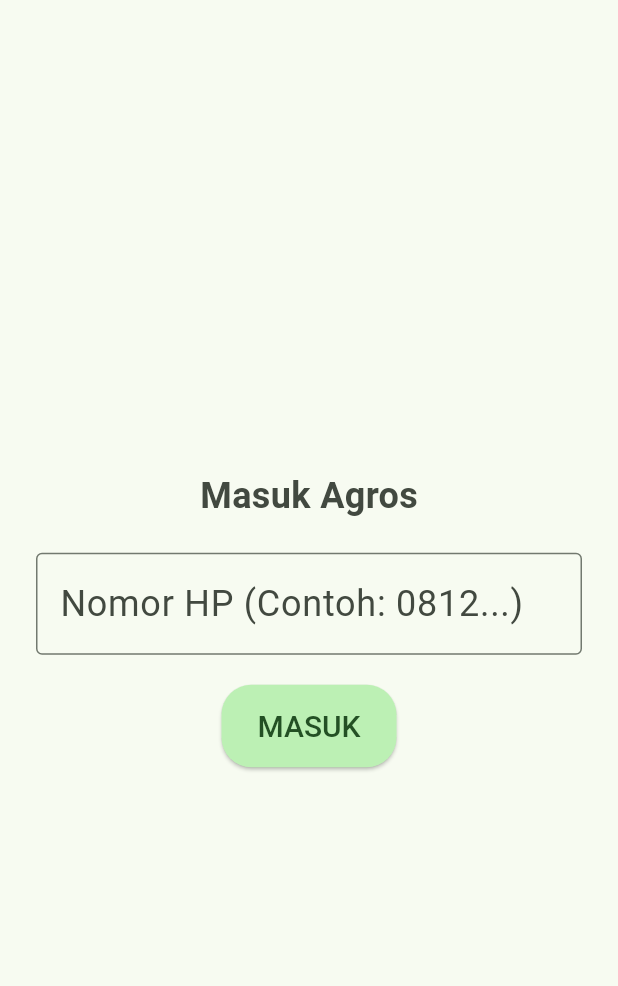
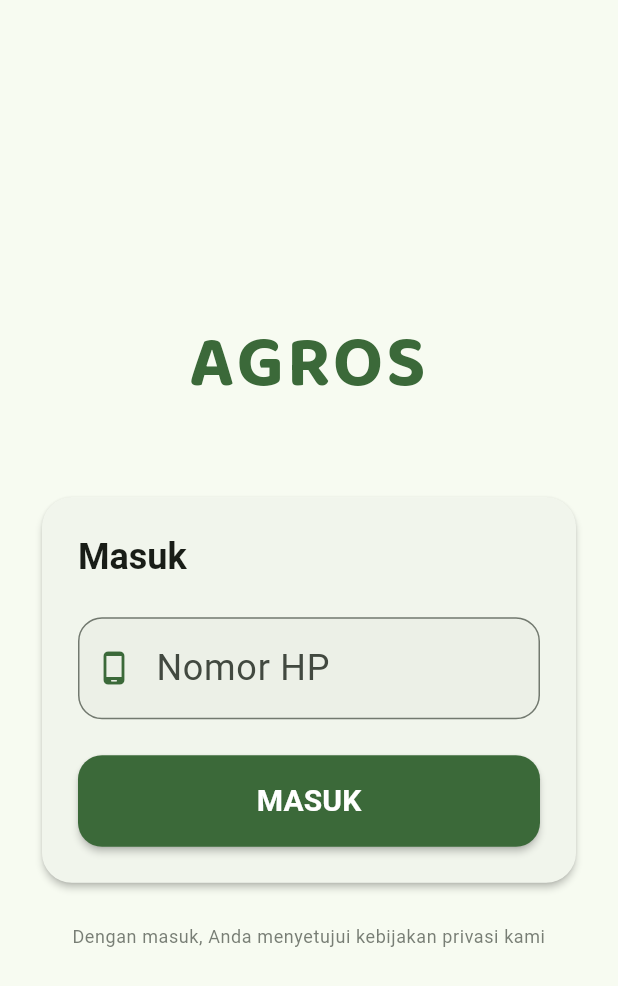
Before and after one commit to 1nnocentia/Agros-Frontend, a Flutter app: the screen it shows after launch, on a phone screen of 412 x 824 dp. Shown: the top 986 px of the screen. Run offline on Flutter 3.47's test engine with Material 3 defaults, Android fonts, the phone set to English and light mode, and no system bars; our stand-ins replace firebase_ai, flutter_dotenv, flutter_tts, google_fonts, permission_handler, shared_preferences and 1 more; missing offline and left inert: porcupine_flutter; accounts and stored records are empty.

Commit message:
feat: enhance login page UI with improved styling and user experience

```diff
--- a/lib/presentation/views/login_view.dart
+++ b/lib/presentation/views/login_view.dart
@@ -1,6 +1,7 @@
 import 'package:agros/presentation/views/basic_view.dart';
 import 'package:flutter/material.dart';
 import 'package:agros/data/repositories/agros_repository.dart';
+import 'package:google_fonts/google_fonts.dart';
 
 class LoginPage extends StatefulWidget {
   const LoginPage({super.key});
@@ -59,21 +60,47 @@
   }
 
   void _showRegisterDialog(String phone) {
+    final colorScheme = Theme.of(context).colorScheme;
+    final textTheme = Theme.of(context).textTheme;
+
     showDialog(
       context: context,
       builder: (ctx) => AlertDialog(
-        title: const Text("Pengguna Baru?"),
-        content: Text("Nomor $phone belum terdaftar. Apakah Anda ingin mendaftar sebagai Petani baru?"),
+        shape: RoundedRectangleBorder(
+          borderRadius: BorderRadius.circular(20),
+        ),
+        title: Text(
+          "Pengguna Baru?",
+          style: textTheme.headlineSmall?.copyWith(
+            color: colorScheme.onSurface,
+          ),
+        ),
+        content: Text(
+          "Nomor $phone belum terdaftar. Apakah Anda ingin mendaftar sebagai Petani baru?",
+          style: textTheme.bodyMedium?.copyWith(
+            color: colorScheme.onSurfaceVariant,
+          ),
+        ),
         actions: [
           TextButton(
             onPressed: () => Navigator.pop(ctx),
-            child: const Text("Batal", style: TextStyle(color: Colors.grey)),
+            style: TextButton.styleFrom(
+              foregroundColor: colorScheme.onSurfaceVariant,
+            ),
+            child: const Text("Batal"),
           ),
           ElevatedButton(
             onPressed: () {
               Navigator.pop(ctx);
               _performLogin(phone);
             },
+            style: ElevatedButton.styleFrom(
+              backgroundColor: colorScheme.primary,
+              foregroundColor: colorScheme.onPrimary,
+              shape: RoundedRectangleBorder(
+                borderRadius: BorderRadius.circular(12),
+              ),
+            ),
             child: const Text("Ya, Daftar"),
           ),
         ],
@@ -83,30 +110,126 @@
 
   @override
   Widget build(BuildContext context) {
+    final colorScheme = Theme.of(context).colorScheme;
+    final textTheme = Theme.of(context).textTheme;
+
     return Scaffold(
-      body: Padding(
+      backgroundColor: colorScheme.surface,
+      body: SafeArea(
+        child: Center(
+          child: SingleChildScrollView(
+            padding: const EdgeInsets.symmetric(horizontal: 24.0),
+            child: Column(
+              mainAxisAlignment: MainAxisAlignment.center,
+              crossAxisAlignment: CrossAxisAlignment.stretch,
+              children: [
+                const SizedBox(height: 16),
+
+                Text(
+                  'AGROS',
+                  textAlign: TextAlign.center,
+                  style: GoogleFonts.baloo2(
+                    fontSize: 48,
+                    fontWeight: FontWeight.bold,
+                    color: colorScheme.primary,
+                    letterSpacing: 2.0,
+                  ),
+                ),
+                const SizedBox(height: 48),
+
+                Card(
+                  elevation: 2,
+                  shape: RoundedRectangleBorder(
+                    borderRadius: BorderRadius.circular(20),
+                  ),
+                  child: Padding(
                     padding: const EdgeInsets.all(24.0),
                     child: Column(
-          mainAxisAlignment: MainAxisAlignment.center,
+                      crossAxisAlignment: CrossAxisAlignment.stretch,
                       children: [
-            const Text("Masuk Agros", style: TextStyle(fontSize: 24, fontWeight: FontWeight.bold)),
-            const SizedBox(height: 20),
+                        Text(
+                          'Masuk',
+                          style: textTheme.headlineSmall?.copyWith(
+                            color: colorScheme.onSurface,
+                            fontWeight: FontWeight.bold,
+                          ),
+                        ),
+                        const SizedBox(height: 24),
+
                         TextField(
                           controller: _phoneController,
                           keyboardType: TextInputType.phone,
-              decoration: const InputDecoration(
-                labelText: "Nomor HP (Contoh: 0812...)",
-                border: OutlineInputBorder(),
+                          style: textTheme.bodyLarge,
+                          decoration: InputDecoration(
+                            labelText: "Nomor HP",
+                            hintText: "Contoh: 0812...",
+                            prefixIcon: Icon(
+                              Icons.phone_android_rounded,
+                              color: colorScheme.primary,
+                            ),
+                            border: OutlineInputBorder(
+                              borderRadius: BorderRadius.circular(16),
+                              borderSide: BorderSide(color: colorScheme.outline),
+                            ),
+                            enabledBorder: OutlineInputBorder(
+                              borderRadius: BorderRadius.circular(16),
+                              borderSide: BorderSide(color: colorScheme.outline),
+                            ),
+                            focusedBorder: OutlineInputBorder(
+                              borderRadius: BorderRadius.circular(16),
+                              borderSide: BorderSide(
+                                color: colorScheme.primary,
+                                width: 2,
                               ),
                             ),
-            const SizedBox(height: 20),
+                            filled: true,
+                            fillColor: colorScheme.surfaceContainerHighest.withOpacity(0.3),
+                          ),
+                        ),
+                        const SizedBox(height: 24),
+
                         _isLoading
-              ? const CircularProgressIndicator()
+                            ? Center(
+                                child: CircularProgressIndicator(
+                                  color: colorScheme.primary,
+                                ),
+                              )
                             : ElevatedButton(
                                 onPressed: _isLoading ? null : _handleLogin,
-                  child: const Text("MASUK"),
+                                style: ElevatedButton.styleFrom(
+                                  backgroundColor: colorScheme.primary,
+                                  foregroundColor: colorScheme.onPrimary,
+                                  padding: const EdgeInsets.symmetric(vertical: 16),
+                                  shape: RoundedRectangleBorder(
+                                    borderRadius: BorderRadius.circular(16),
+                                  ),
+                                  elevation: 2,
+                                ),
+                                child: Text(
+                                  'MASUK',
+                                  style: textTheme.labelLarge?.copyWith(
+                                    color: colorScheme.onPrimary,
+                                    fontWeight: FontWeight.bold,
+                                  ),
+                                ),
                               ),
                       ],
+                    ),
+                  ),
+                ),
+                const SizedBox(height: 24),
+
+                Text(
+                  'Dengan masuk, Anda menyetujui kebijakan privasi kami',
+                  textAlign: TextAlign.center,
+                  style: textTheme.bodySmall?.copyWith(
+                    color: colorScheme.onSurfaceVariant.withOpacity(0.7),
+                    fontSize: 12,
+                  ),
+                ),
+              ],
+            ),
+          ),
         ),
       ),
     );
```
Lines whose indentation alone changed are shown as unchanged.
